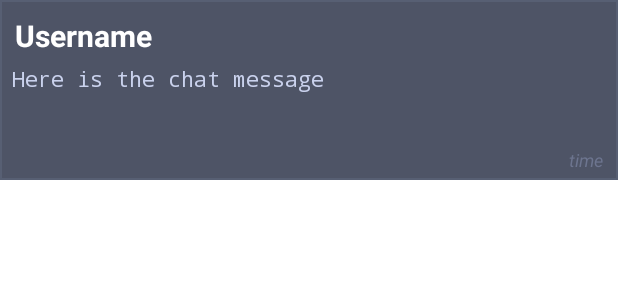
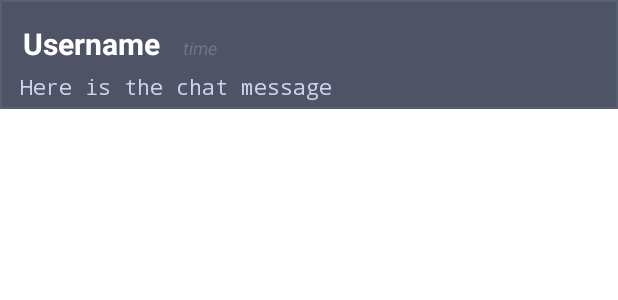
Before and after one commit to matiSzewczyk/ChatApp, an Android app: the layout message_item.xml on its own in the app's theme, with its tools: preview values and no code run, on a phone screen of 412 x 824 dp. Shown: the top 300 px of the screen. Run offline under Robolectric (Android 15) with nearby library versions, the phone set to English and light mode, and no system bars.

Commit message:
Change of message item layout

```diff
--- a/app/src/main/java/com/example/chatapp/ChatViewModel.kt
+++ b/app/src/main/java/com/example/chatapp/ChatViewModel.kt
@@ -4,11 +4,6 @@ import androidx.lifecycle.ViewModel
 import io.realm.Realm
 
 class ChatViewModel : ViewModel() {
-    fun sendMessage(realm: Realm, message: Message) {
-        realm.executeTransactionAsync { bgRealm ->
-            bgRealm.copyToRealmOrUpdate(message)
-        }
-    }
     fun createObject(username: String, text: String, time: String, timestamp: String) : Message {
         val message = Message()
         message.username = username
@@ -17,6 +12,13 @@ class ChatViewModel : ViewModel() {
         message.timestamp = timestamp
         return message
     }
+
+    fun sendMessage(realm: Realm, message: Message) {
+        realm.executeTransactionAsync { bgRealm ->
+            bgRealm.copyToRealmOrUpdate(message)
+        }
+    }
+
     fun clearDatabase(realm: Realm) {
         realm.executeTransactionAsync { bgRealm ->
             bgRealm.delete(Message::class.java)
--- a/app/src/main/java/com/example/chatapp/LoginFragment.kt
+++ b/app/src/main/java/com/example/chatapp/LoginFragment.kt
@@ -2,8 +2,6 @@ package com.example.chatapp
 
 import android.content.Context
 import android.content.Intent
-import android.net.ConnectivityManager
-import android.net.NetworkCapabilities
 import android.os.Bundle
 import android.view.View
 import android.view.inputmethod.EditorInfo
--- a/app/src/main/res/layout/message_item.xml
+++ b/app/src/main/res/layout/message_item.xml
@@ -2,9 +2,10 @@
 <androidx.constraintlayout.widget.ConstraintLayout xmlns:android="http://schemas.android.com/apk/res/android"
     xmlns:app="http://schemas.android.com/apk/res-auto"
     xmlns:tools="http://schemas.android.com/tools"
+    android:padding="5dp"
     android:background="@drawable/list_divider"
     android:layout_width="match_parent"
-    android:layout_height="120dp">
+    android:layout_height="wrap_content">
 
     <TextView
         android:id="@+id/messageUsername"
@@ -35,14 +36,15 @@
         android:id="@+id/messageTime"
         android:layout_width="wrap_content"
         android:layout_height="wrap_content"
-        android:layout_marginEnd="10dp"
-        android:layout_marginBottom="5dp"
+        android:textColor="@color/theme_font_time"
+        android:layout_marginTop="18dp"
+        android:layout_marginStart="15dp"
         android:textSize="12sp"
-        android:textColor="@color/theme_font_time"
-        tools:text="time"
         android:textStyle="italic"
-        app:layout_constraintBottom_toBottomOf="parent"
-        app:layout_constraintEnd_toEndOf="parent" />
+        app:layout_constraintStart_toEndOf="@+id/messageUsername"
+        app:layout_constraintTop_toTopOf="parent"
+        tools:layout_editor_absoluteY="16dp"
+        tools:text="time" />
 
 
 </androidx.constraintlayout.widget.ConstraintLayout>
```
